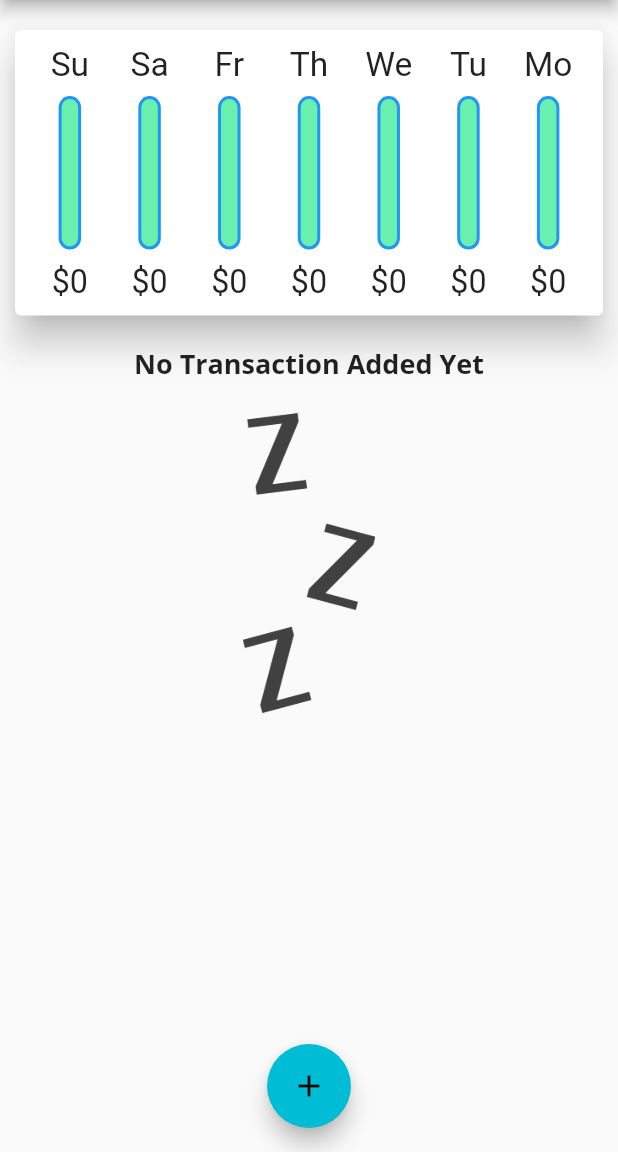
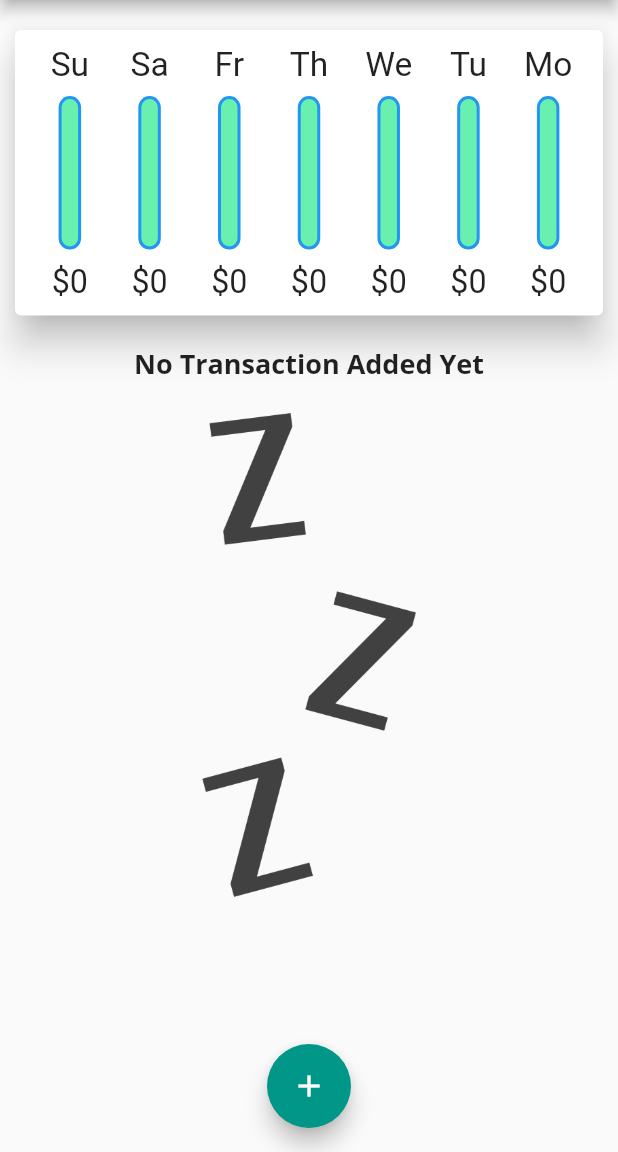
Before and after one commit to marufkhan09/expense, a Flutter app: the screen it shows after launch, on a phone screen of 412 x 824 dp, the part 84-1236 px from its top. Run offline on Flutter 3.47's test engine with Material 2 defaults, Android fonts, the phone set to English and light mode, and no system bars.

Commit message:
switch added and responsive design made

```diff
--- a/lib/main.dart
+++ b/lib/main.dart
@@ -7,9 +7,9 @@ import 'package:expenseplanner/models/transaction.dart';
 import 'package:flutter/services.dart';
 
 void main() {
-  WidgetsFlutterBinding.ensureInitialized();
-  SystemChrome.setPreferredOrientations(
-      [DeviceOrientation.portraitUp, DeviceOrientation.portraitDown]);
+  // WidgetsFlutterBinding.ensureInitialized();
+  // SystemChrome.setPreferredOrientations(
+  //     [DeviceOrientation.portraitUp, DeviceOrientation.portraitDown]);
   runApp(MyApp());
 }
 
@@ -59,6 +59,8 @@ class _MyHomePageState extends State<MyHomePage> {
 
   final List<Transaction> _userTransaction = [];
 
+  bool _showChart = false;
+
   List<Transaction> get _recentTransactions {
     return _userTransaction
         .where((element) =>
@@ -88,6 +90,10 @@ class _MyHomePageState extends State<MyHomePage> {
 
   @override
   Widget build(BuildContext context) {
+    final mediaQuery =MediaQuery.of(context);
+    final isLandscape =
+        mediaQuery.orientation == Orientation.landscape;
+
     final appBar = AppBar(
       actions: [
         IconButton(
@@ -99,6 +105,13 @@ class _MyHomePageState extends State<MyHomePage> {
       ),
     );
 
+    final txListWidget = Container(
+        height: (mediaQuery.size.height -
+                appBar.preferredSize.height -
+            mediaQuery.padding.top) *
+            0.7,
+        child: TransactionList(_userTransaction, _deleteNewTransaction));
+
     return Scaffold(
       resizeToAvoidBottomInset: false,
       appBar: appBar,
@@ -107,26 +120,49 @@ class _MyHomePageState extends State<MyHomePage> {
           mainAxisAlignment: MainAxisAlignment.start,
           crossAxisAlignment: CrossAxisAlignment.stretch,
           children: [
+            if (isLandscape)
+              Row(
+                mainAxisAlignment: MainAxisAlignment.center,
+                children: [
+                  Text('Show Chart'),
+                  Switch(
+                    value: _showChart,
+                    onChanged: (value) {
+                      setState(() {
+                        _showChart = value;
+                      });
+                    },
+                  )
+                ],
+              ),
+            if (!isLandscape)
               Container(
-                height: (MediaQuery.of(context).size.height -
+                  height: (mediaQuery.size.height -
                           appBar.preferredSize.height -
-                        MediaQuery.of(context).padding.top) *
+                      mediaQuery.padding.top) *
                       0.3,
                   child: Chart(_recentTransactions)),
-            Container(
-                height: (MediaQuery.of(context).size.height -
+            if (!isLandscape) txListWidget,
+            if (isLandscape)
+              _showChart
+                  ? Container(
+                      height: (mediaQuery.size.height -
                               appBar.preferredSize.height -
-                        MediaQuery.of(context).padding.top) *
+                          mediaQuery.padding.top) *
                           0.7,
-                child:
-                    TransactionList(_userTransaction, _deleteNewTransaction)),
+                      child: Chart(_recentTransactions))
+                  : txListWidget,
           ],
         ),
       ),
       floatingActionButtonLocation: FloatingActionButtonLocation.centerFloat,
       floatingActionButton: FloatingActionButton(
+        backgroundColor: Theme.of(context).primaryColor,
         onPressed: () => _startAddNewTransaction(context),
-        child: Icon(Icons.add),
+        child: Icon(
+          Icons.add,
+          color: Colors.white,
+        ),
       ),
     );
   }
```
Also changed, not shown: lib/widgets/new_transaction.dart (+8 -2 lines), lib/widgets/transaction_list.dart (+34 -8 lines). Lines whose indentation alone changed are shown as unchanged.
